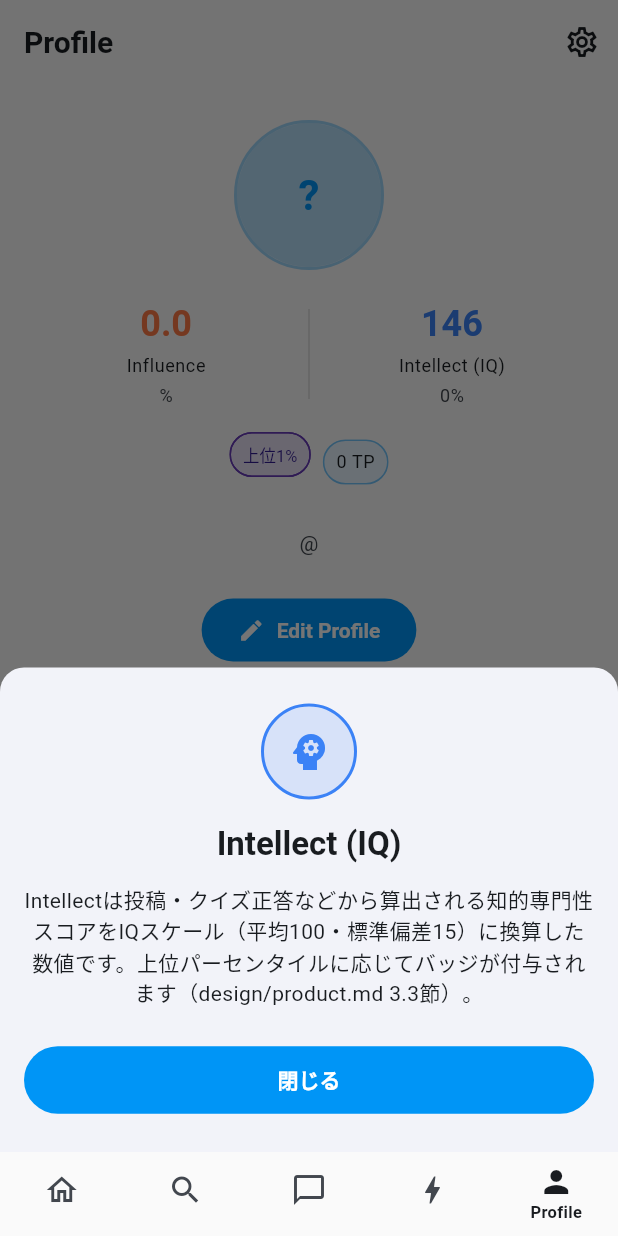
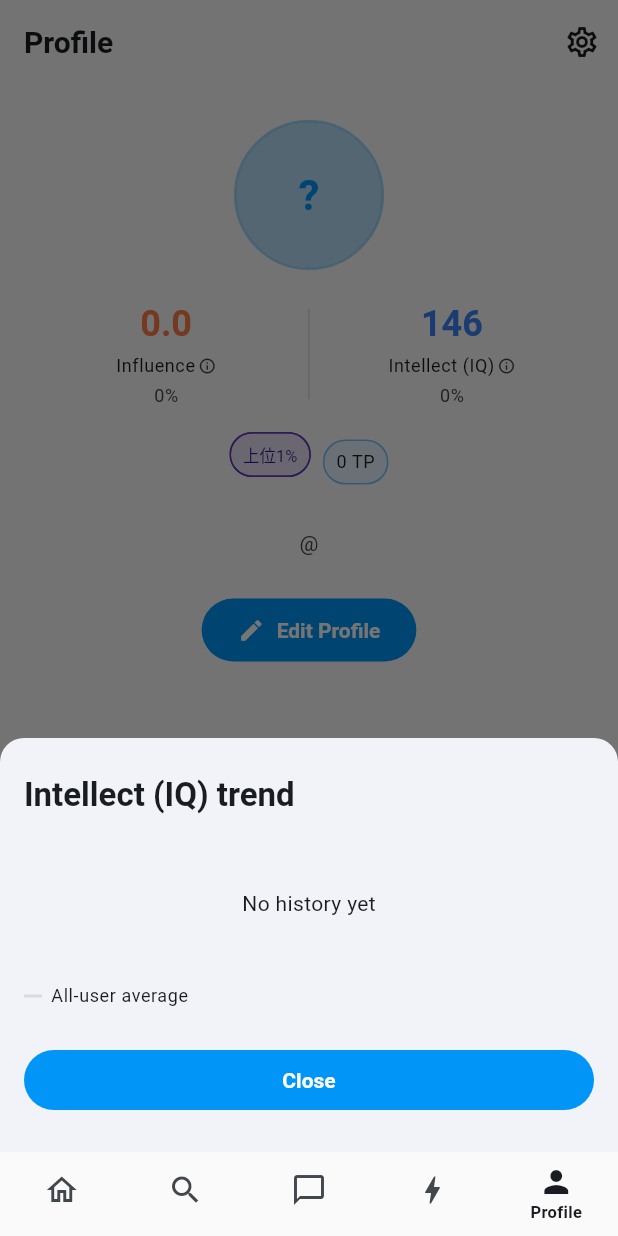
Before and after one commit to minnya/renga-app, a Flutter app: the ProfilePage screen opened by its route, after a tap on "146", on a phone screen of 412 x 824 dp. Run offline on Flutter 3.47's test engine with Material 3 defaults, Android fonts, the phone set to English and light mode, and no system bars; our stand-ins replace cached_network_image, firebase_analytics, firebase_core, firebase_crashlytics, firebase_messaging, firebase_remote_config and 13 more; missing offline and left inert: google_sign_in_web, postgrest, receive_sharing_intent; accounts and stored records are empty; generated files the repository leaves out were written again.

Commit message:
feat: プロフィール画面にIQ/Influenceの平均比較・前日比・推移グラフを追加
fl_chart を追加し、profiles + score_stats(全ユーザー平均) + user_score_history(日次推移)
を用いて、IQ/Influenceスコアの隣に「平均より+N」「前日比+N」を表示するようにした。
スコア表示部分をタップするとuser_score_historyの時系列を折れ線グラフ（平均を基準線として
重ねる）で表示するボトムシートを開けるようにし、算出方法の説明は従来のinfoアイコンから
参照できるよう分離した。

Co-Authored-By: Claude Sonnet 5 <noreply@anthropic.com>

```diff
--- a/lib/features/profile/profile_controller.dart
+++ b/lib/features/profile/profile_controller.dart
@@ -15,6 +15,32 @@ final profileProvider = FutureProvider.family<Map<String, dynamic>, String>((
 ) async {
   final row = await supabase.from('profiles').select().eq('id', userId).single();
   return row;
+});
+
+/// 全ユーザー平均のキャッシュ（`score_stats`、シングルトン行）を取得するProvider。
+///
+/// design/system.md 1章・2章。プロフィール画面のIQ/Influence表示の「平均より+N」表示に使う。
+/// `score_stats` は誰でもselect可能（RLS: `score_stats are publicly readable`）。
+final scoreStatsProvider = FutureProvider<Map<String, dynamic>?>((ref) async {
+  final row = await supabase.from('score_stats').select().maybeSingle();
+  return row;
+});
+
+/// 指定したユーザーの日次スコア推移（`user_score_history`）を日付昇順で取得するProvider。
+///
+/// design/system.md 1章・2章「日次推移」。プロフィール画面の前日比・推移グラフ表示に使う。
+/// 直近90日分に絞り、グラフ・前日比計算に十分なデータ量に留める。
+final scoreHistoryProvider = FutureProvider.family<List<Map<String, dynamic>>, String>((
+  ref,
+  userId,
+) async {
+  final rows = await supabase
+      .from('user_score_history')
+      .select()
+      .eq('user_id', userId)
+      .order('snapshot_date', ascending: true)
+      .limit(90);
+  return List<Map<String, dynamic>>.from(rows);
 });
 
 /// プロフィールの更新処理をまとめたコントローラー。
--- a/lib/features/profile/profile_page.dart
+++ b/lib/features/profile/profile_page.dart
@@ -7,11 +7,13 @@ import '../../core/auth_state.dart';
 import '../../l10n/gen/app_localizations.dart';
 import '../../shared/info_bottom_sheet.dart';
 import '../../shared/iq_format.dart';
+import '../../shared/score_format.dart';
 import '../feed/fullscreen_media_viewer.dart';
 import '../feed/intellect_badge.dart';
 import '../messages/messages_controller.dart';
 import 'profile_controller.dart';
 import 'profile_edit_sheet.dart';
+import 'score_history_chart_sheet.dart';
 
 /// プロフィール表示・編集画面。
 ///
@@ -104,6 +106,10 @@ class _SignedInProfileView extends ConsumerWidget {
   Widget build(BuildContext context, WidgetRef ref) {
     final l10n = AppLocalizations.of(context);
     final profileAsync = ref.watch(profileProvider(userId));
+    // design/system.md 2章「平均値・日次推移」。読み込み中/失敗時は比較表示を省略するだけで
+    // メイン表示をブロックしないよう、値のみ(.value)を参照する。
+    final scoreStats = ref.watch(scoreStatsProvider).value;
+    final scoreHistory = ref.watch(scoreHistoryProvider(userId)).value ?? const [];
     final theme = Theme.of(context);
 
     return profileAsync.when(
@@ -144,6 +150,8 @@ class _SignedInProfileView extends ConsumerWidget {
                   influencePercentile,
                   intellectScore,
                   intellectPercentile,
+                  scoreStats,
+                  scoreHistory,
                   l10n,
                   theme,
                 ),
@@ -315,9 +323,54 @@ class _SignedInProfileView extends ConsumerWidget {
     dynamic influencePercentile,
     dynamic intellectScore,
     dynamic intellectPercentile,
+    Map<String, dynamic>? scoreStats,
+    List<Map<String, dynamic>> scoreHistory,
     AppLocalizations l10n,
     ThemeData theme,
   ) {
+    final influencePercentileNum =
+        influencePercentile is num ? influencePercentile : num.tryParse('$influencePercentile') ?? 0;
+    final intellectPercentileNum = intellectPercentile is num ? intellectPercentile : null;
+
+    // design/system.md 2章「平均値・日次推移」。score_stats(全ユーザー平均のキャッシュ)との差分。
+    final avgIntellectIq = (scoreStats?['avg_intellect_iq'] as num?)?.toDouble();
+    final ownIq = intellectIqScore(intellectPercentileNum);
+    final intellectVsAverageText = (avgIntellectIq != null && ownIq != null)
+        ? l10n.profileScoreVsAverage(formatSignedDiff(ownIq - avgIntellectIq))
+        : null;
+
+    final avgInfluencePercentile = (scoreStats?['avg_influence_percentile'] as num?)?.toDouble();
+    // パーセンタイルは値が小さいほど上位のため、「平均 - 自分」が正なら平均より上位。
+    final influenceVsAverageText = avgInfluencePercentile != null
+        ? l10n.profileScoreVsAverage(
+            formatSignedDiff(avgInfluencePercentile - influencePercentileNum),
+          )
+        : null;
+
+    // design/system.md 2章「日次推移」。直近のuser_score_historyスナップショットとの比較（前日比）。
+    final latestHistory = scoreHistory.isNotEmpty ? scoreHistory.last : null;
+    final previousInfluencePercentile = (latestHistory?['influence_percentile'] as num?)?.toDouble();
+    final influenceDayOverDayText = previousInfluencePercentile != null
+        ? l10n.profileScoreDayOverDay(
+            formatSignedDiff(previousInfluencePercentile - influencePercentileNum),
+          )
+        : null;
+
+    final influenceHistoryPoints = [
+      for (final row in scoreHistory)
+        ScoreHistoryPoint(
+          date: DateTime.parse('${row['snapshot_date']}'),
+          value: ((row['influence_percentile'] as num?)?.toDouble() ?? 0) / 100 * 10,
+        ),
+    ];
+    final intellectHistoryPoints = [
+      for (final row in scoreHistory)
+        ScoreHistoryPoint(
+          date: DateTime.parse('${row['snapshot_date']}'),
+          value: intellectIqScore((row['intellect_percentile'] as num?))?.toDouble() ?? 100,
+        ),
+    ];
+
     return Row(
       mainAxisAlignment: MainAxisAlignment.spaceEvenly,
       children: [
@@ -325,9 +378,19 @@ class _SignedInProfileView extends ConsumerWidget {
           label: l10n.profileScoreInfluence,
           score: _formatScoreOutOfTen(influencePercentile),
           percentile: '$influencePercentile%',
+          vsAverageText: influenceVsAverageText,
+          dayOverDayText: influenceDayOverDayText,
           theme: theme,
           accentColor: RengaColors.influence,
-          onTap: () => showInfoBottomSheet(
+          onTap: () => showScoreHistorySheet(
+            context,
+            title: l10n.profileScoreHistoryTitle(l10n.profileScoreInfluence),
+            points: influenceHistoryPoints,
+            average: (avgInfluencePercentile ?? 50) / 100 * 10,
+            color: RengaColors.influence,
+            valueFormatter: (value) => value.toStringAsFixed(1),
+          ),
+          onInfoTap: () => showInfoBottomSheet(
             context,
             icon: Icons.trending_up,
             color: RengaColors.influence,
@@ -345,9 +408,19 @@ class _SignedInProfileView extends ConsumerWidget {
           label: l10n.profileScoreIntellect,
           score: _formatIq(intellectPercentile),
           percentile: '$intellectPercentile%',
+          vsAverageText: intellectVsAverageText,
+          dayOverDayText: null,
           theme: theme,
           accentColor: RengaColors.intellect,
-          onTap: () => showInfoBottomSheet(
+          onTap: () => showScoreHistorySheet(
+            context,
+            title: l10n.profileScoreHistoryTitle(l10n.profileScoreIntellect),
+            points: intellectHistoryPoints,
+            average: avgIntellectIq ?? 100,
+            color: RengaColors.intellect,
+            valueFormatter: (value) => value.round().toString(),
+          ),
+          onInfoTap: () => showInfoBottomSheet(
             context,
             icon: Icons.psychology,
             color: RengaColors.intellect,
@@ -374,13 +447,19 @@ class _SignedInProfileView extends ConsumerWidget {
     return iq?.toString() ?? '--';
   }
 
+  /// design/product.md 3.10節「平均値との比較・前日比の表示」「推移グラフ」。
+  /// タップ（[onTap]）で `user_score_history` の推移グラフを開き、ラベル横の infoアイコン
+  /// （[onInfoTap]）で従来通りの算出方法の説明ボトムシートを開く。
   Widget _buildStatItem({
     required String label,
     required String score,
     required String percentile,
+    String? vsAverageText,
+    String? dayOverDayText,
     required ThemeData theme,
     required Color accentColor,
     required VoidCallback onTap,
+    required VoidCallback onInfoTap,
   }) {
     return Expanded(
       child: GestureDetector(
@@ -395,7 +474,23 @@ class _SignedInProfileView extends ConsumerWidget {
               ),
             ),
             const SizedBox(height: 4),
-            Text(label, style: theme.textTheme.bodySmall),
+            Row(
+              mainAxisSize: MainAxisSize.min,
+              children: [
+                Text(label, style: theme.textTheme.bodySmall),
+                GestureDetector(
+                  onTap: onInfoTap,
+                  child: Padding(
+                    padding: const EdgeInsets.only(left: 2),
+                    child: Icon(
+                      Icons.info_outline,
+                      size: 12,
+                      color: theme.colorScheme.onSurfaceVariant,
+                    ),
+                  ),
+                ),
+              ],
+            ),
             const SizedBox(height: 4),
             Text(
               percentile,
@@ -403,6 +498,20 @@ class _SignedInProfileView extends ConsumerWidget {
                 color: theme.colorScheme.onSurfaceVariant,
               ),
             ),
+            if (vsAverageText != null)
+              Text(
+                vsAverageText,
+                style: theme.textTheme.labelSmall?.copyWith(
+                  color: theme.colorScheme.onSurfaceVariant,
+                ),
+              ),
+            if (dayOverDayText != null)
+              Text(
+                dayOverDayText,
+                style: theme.textTheme.labelSmall?.copyWith(
+                  color: theme.colorScheme.onSurfaceVariant,
+                ),
+              ),
           ],
         ),
       ),
--- /dev/null
+++ b/lib/features/profile/score_history_chart_sheet.dart
@@ -0,0 +1,188 @@
+import 'package:fl_chart/fl_chart.dart';
+import 'package:flutter/material.dart';
+import 'package:intl/intl.dart' show DateFormat;
+
+import '../../l10n/gen/app_localizations.dart';
+
+/// 推移グラフ1点分のデータ（日付とスコア値）。
+///
+/// design/system.md 2章「日次推移」。`user_score_history` の1行から作られる。
+class ScoreHistoryPoint {
+  const ScoreHistoryPoint({required this.date, required this.value});
+
+  final DateTime date;
+  final double value;
+}
+
+/// IQ(Intellect)/Influence の推移を折れ線グラフで表示するボトムシートを開く。
+///
+/// design/product.md 3.10節「推移グラフ」。プロフィール画面でIQ表示・Influence表示をタップすると
+/// このシートが開き、`user_score_history` の時系列データと `score_stats` の全ユーザー平均を
+/// 基準線として重ねて表示する。
+void showScoreHistorySheet(
+  BuildContext context, {
+  required String title,
+  required List<ScoreHistoryPoint> points,
+  required double average,
+  required Color color,
+  required String Function(double value) valueFormatter,
+}) {
+  final l10n = AppLocalizations.of(context);
+  showModalBottomSheet<void>(
+    context: context,
+    isScrollControlled: true,
+    shape: const RoundedRectangleBorder(
+      borderRadius: BorderRadius.vertical(top: Radius.circular(16)),
+    ),
+    builder: (context) {
+      return SafeArea(
+        child: Padding(
+          padding: const EdgeInsets.symmetric(horizontal: 16, vertical: 24),
+          child: Column(
+            mainAxisSize: MainAxisSize.min,
+            crossAxisAlignment: CrossAxisAlignment.start,
+            children: [
+              Text(
+                title,
+                style: Theme.of(context).textTheme.titleLarge?.copyWith(fontWeight: FontWeight.bold),
+              ),
+              const SizedBox(height: 16),
+              if (points.length < 2)
+                Padding(
+                  padding: const EdgeInsets.symmetric(vertical: 32),
+                  child: Center(child: Text(l10n.profileScoreHistoryEmpty)),
+                )
+              else
+                SizedBox(
+                  height: 220,
+                  child: _ScoreHistoryChart(
+                    points: points,
+                    average: average,
+                    color: color,
+                    valueFormatter: valueFormatter,
+                  ),
+                ),
+              const SizedBox(height: 12),
+              Row(
+                children: [
+                  Container(width: 12, height: 2, color: Theme.of(context).colorScheme.outline),
+                  const SizedBox(width: 6),
+                  Text(
+                    l10n.profileScoreHistoryAverageLegend,
+                    style: Theme.of(context).textTheme.bodySmall,
+                  ),
+                ],
+              ),
+              const SizedBox(height: 24),
+              SizedBox(
+                width: double.infinity,
+                child: FilledButton(
+                  onPressed: () => Navigator.pop(context),
+                  child: Text(l10n.profileScoreHistoryClose),
+                ),
+              ),
+            ],
+          ),
+        ),
+      );
+    },
+  );
+}
+
+class _ScoreHistoryChart extends StatelessWidget {
+  const _ScoreHistoryChart({
+    required this.points,
+    required this.average,
+    required this.color,
+    required this.valueFormatter,
+  });
+
+  final List<ScoreHistoryPoint> points;
+  final double average;
+  final Color color;
+  final String Function(double value) valueFormatter;
+
+  @override
+  Widget build(BuildContext context) {
+    final spots = <FlSpot>[
+      for (var i = 0; i < points.length; i++) FlSpot(i.toDouble(), points[i].value),
+    ];
+    final values = [...points.map((p) => p.value), average];
+    final minY = values.reduce((a, b) => a < b ? a : b);
+    final maxY = values.reduce((a, b) => a > b ? a : b);
+    final padding = ((maxY - minY).abs() * 0.15).clamp(1.0, double.infinity);
+
+    return LineChart(
+      LineChartData(
+        minY: minY - padding,
+        maxY: maxY + padding,
+        gridData: const FlGridData(show: true, drawVerticalLine: false),
+        borderData: FlBorderData(show: false),
+        titlesData: FlTitlesData(
+          topTitles: const AxisTitles(sideTitles: SideTitles(showTitles: false)),
+          rightTitles: const AxisTitles(sideTitles: SideTitles(showTitles: false)),
+          leftTitles: AxisTitles(
+            sideTitles: SideTitles(
+              showTitles: true,
+              reservedSize: 40,
+              getTitlesWidget: (value, meta) => Text(
+                valueFormatter(value),
+                style: Theme.of(context).textTheme.bodySmall,
+              ),
+            ),
+          ),
+          bottomTitles: AxisTitles(
+            sideTitles: SideTitles(
+              showTitles: true,
+              reservedSize: 28,
+              interval: (points.length / 4).clamp(1, double.infinity).roundToDouble(),
+              getTitlesWidget: (value, meta) {
+                final index = value.round();
+                if (index < 0 || index >= points.length) return const SizedBox.shrink();
+                return Padding(
+                  padding: const EdgeInsets.only(top: 4),
+                  child: Text(
+                    DateFormat('M/d').format(points[index].date),
+                    style: Theme.of(context).textTheme.bodySmall,
+                  ),
+                );
+              },
+            ),
+          ),
+        ),
+        extraLinesData: ExtraLinesData(
+          horizontalLines: [
+            HorizontalLine(
+              y: average,
+              color: Theme.of(context).colorScheme.outline,
+              strokeWidth: 1.5,
+              dashArray: [6, 4],
+            ),
+          ],
+        ),
+        lineBarsData: [
+          LineChartBarData(
+            spots: spots,
+            isCurved: true,
+            color: color,
+            barWidth: 3,
+            dotData: const FlDotData(show: true),
+            belowBarData: BarAreaData(show: true, color: color.withValues(alpha: 0.12)),
+          ),
+        ],
+        lineTouchData: LineTouchData(
+          touchTooltipData: LineTouchTooltipData(
+            getTooltipItems: (touchedSpots) => touchedSpots
+                .map(
+                  (spot) => LineTooltipItem(
+                    valueFormatter(spot.y),
+                    Theme.of(context).textTheme.bodySmall!.copyWith(color: color),
+                  ),
+                )
+                .toList(),
+          ),
+        ),
+      ),
+    );
+  }
+}
--- a/pubspec.yaml
+++ b/pubspec.yaml
@@ -60,6 +60,8 @@ dependencies:
   share_plus: ^13.2.0
   visibility_detector: ^0.4.0+2
   cached_network_image: ^3.4.1
+  # プロフィール画面のIntellect(IQ)/Influence推移グラフ表示に使用（design/product.md 3.10節）。
+  fl_chart: ^0.69.2
 
 dev_dependencies:
   flutter_test:
```
Also changed, not shown: lib/shared/score_format.dart (added, +12 -0 lines), pubspec.lock.
